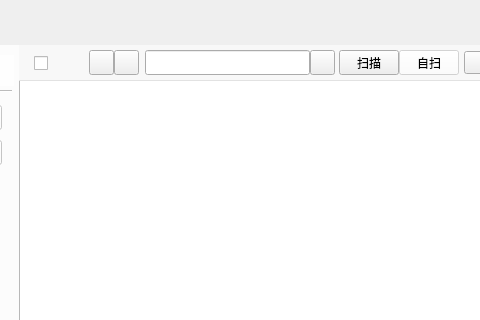
Old version of the form TTKCore/musicUi/musicToolsetswidget/musiclocalsongsmanagerwidget.ui in the repository jjzhang166/Musicplayer; both pictures show x 126 to 606 and y 0 to 320 of the 700 by 480 pixel window.
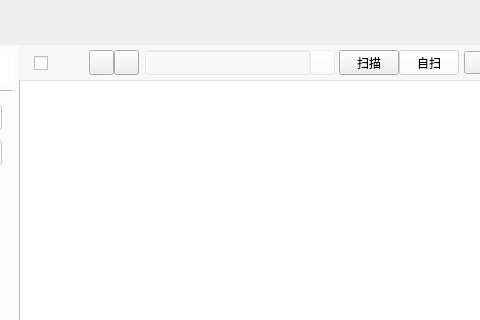
New version of the form. Icons and pictures are not drawn. Custom widgets are drawn as their Qt base class.

Diff of the .ui file:
```diff
--- a/TTKCore/musicUi/musicToolsetswidget/musiclocalsongsmanagerwidget.ui
+++ b/TTKCore/musicUi/musicToolsetswidget/musiclocalsongsmanagerwidget.ui
@@ -188,7 +188,8 @@
      </rect>
     </property>
     <property name="styleSheet">
-     <string notr="true">border-image: url(:/image/searchline);color:#6495ED;</string>
+     <string notr="true">border-image: url(:/tiny/lb_transparent);color:#6495ED;
+background:rgba(255,255,255,50)</string>
     </property>
    </widget>
    <widget class="QPushButton" name="scanButton">
@@ -214,7 +215,14 @@
      </rect>
     </property>
     <property name="styleSheet">
-     <string notr="true">border-image: url(:/share/searchlineleft);</string>
+     <string notr="true">border-image: url(:/tiny/btn_search_main_hover);
+background:rgba(255,255,255,50)</string>
+    </property>
+    <property name="iconSize">
+     <size>
+      <width>25</width>
+      <height>25</height>
+     </size>
     </property>
    </widget>
    <widget class="QComboBox" name="filterComboBox">
```
Left out of the diff: 5 changed lines with no effect on the pictures.
